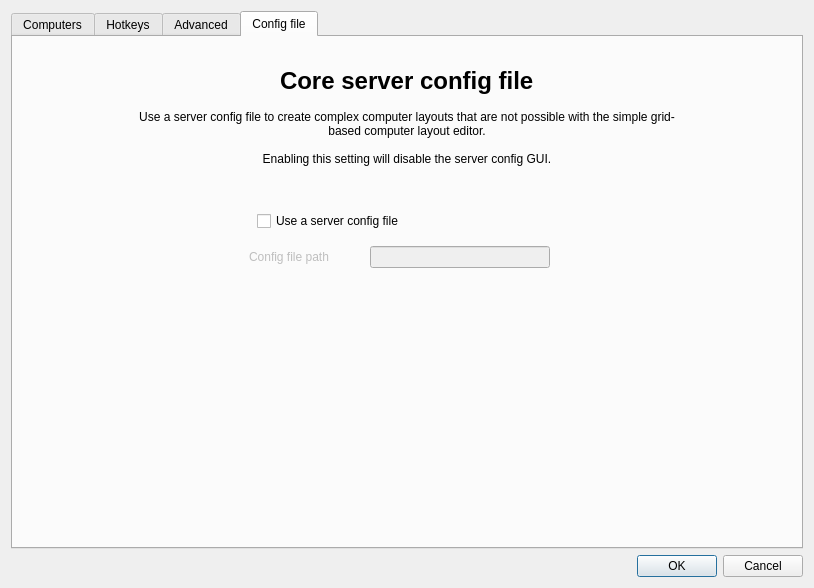
deskflow/deskflow, file src/apps/deskflow-gui/dialogs/ServerConfigDialog.ui: the form before one commit.
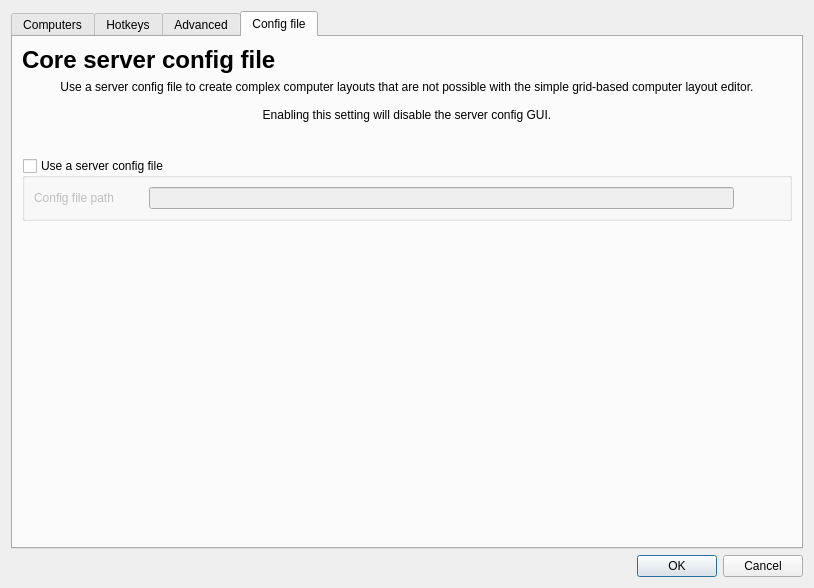
The form after the commit. The open tabs and pages were chosen to show the change. Custom widgets are drawn as their Qt base class.

Commit message: refactor: serverConfig finish renaming, improve logic

Diff of the .ui file:
```diff
--- a/src/apps/deskflow-gui/dialogs/ServerConfigDialog.ui
+++ b/src/apps/deskflow-gui/dialogs/ServerConfigDialog.ui
@@ -828,20 +828,8 @@
       <attribute name="title">
        <string>Config file</string>
       </attribute>
-      <layout class="QVBoxLayout" name="verticalLayout_2">
-       <property name="spacing">
-        <number>15</number>
-       </property>
-       <property name="leftMargin">
-        <number>120</number>
-       </property>
-       <property name="topMargin">
-        <number>30</number>
-       </property>
-       <property name="rightMargin">
-        <number>120</number>
-       </property>
-       <item alignment="Qt::AlignmentFlag::AlignHCenter">
+      <layout class="QVBoxLayout" name="verticalLayout">
+       <item>
         <widget class="QLabel" name="label_5">
          <property name="font">
           <font>
@@ -892,97 +880,24 @@
         </spacer>
        </item>
        <item>
-        <layout class="QHBoxLayout" name="m_pLayoutConfigCheckbox">
-         <property name="leftMargin">
-          <number>0</number>
-         </property>
-         <property name="topMargin">
-          <number>0</number>
-         </property>
-         <item>
-          <spacer name="horizontalSpacer_2">
-           <property name="orientation">
-            <enum>Qt::Orientation::Horizontal</enum>
-           </property>
-           <property name="sizeType">
-            <enum>QSizePolicy::Policy::Expanding</enum>
-           </property>
-           <property name="sizeHint" stdset="0">
-            <size>
-             <width>40</width>
-             <height>20</height>
-            </size>
-           </property>
-          </spacer>
-         </item>
-         <item>
-          <widget class="QCheckBox" name="m_pCheckBoxUseExternalConfig">
-           <property name="sizePolicy">
-            <sizepolicy hsizetype="Fixed" vsizetype="Fixed">
-             <horstretch>0</horstretch>
-             <verstretch>0</verstretch>
-            </sizepolicy>
-           </property>
-           <property name="minimumSize">
-            <size>
-             <width>300</width>
-             <height>0</height>
-            </size>
-           </property>
-           <property name="text">
+        <widget class="QGroupBox" name="groupExternalConfig">
+         <property name="title">
             <string>Use a server config file</string>
            </property>
-          </widget>
-         </item>
-         <item>
-          <spacer name="horizontalSpacer_3">
-           <property name="orientation">
-            <enum>Qt::Orientation::Horizontal</enum>
-           </property>
-           <property name="sizeType">
-            <enum>QSizePolicy::Policy::Expanding</enum>
-           </property>
-           <property name="sizeHint" stdset="0">
-            <size>
-             <width>40</width>
-             <height>20</height>
-            </size>
-           </property>
-          </spacer>
-         </item>
-        </layout>
-       </item>
+         <property name="checkable">
+          <bool>true</bool>
+         </property>
+         <property name="checked">
+          <bool>false</bool>
+         </property>
+         <layout class="QHBoxLayout" name="horizontalLayout">
        <item>
-        <layout class="QHBoxLayout" name="m_pLayoutConfigPath">
-         <property name="leftMargin">
-          <number>40</number>
-         </property>
-         <property name="topMargin">
-          <number>0</number>
-         </property>
-         <item>
-          <spacer name="horizontalSpacer_4">
-           <property name="orientation">
-            <enum>Qt::Orientation::Horizontal</enum>
-           </property>
-           <property name="sizeType">
-            <enum>QSizePolicy::Policy::Expanding</enum>
-           </property>
-           <property name="sizeHint" stdset="0">
-            <size>
-             <width>40</width>
-             <height>20</height>
-            </size>
-           </property>
-          </spacer>
-         </item>
-         <item>
-          <widget class="QLabel" name="m_pLabelConfigFile">
+           <widget class="QLabel" name="labelConfigFile">
            <property name="enabled">
             <bool>false</bool>
            </property>
            <property name="sizePolicy">
-            <sizepolicy hsizetype="Fixed" vsizetype="Preferred">
+             <sizepolicy hsizetype="Maximum" vsizetype="Preferred">
              <horstretch>0</horstretch>
              <verstretch>0</verstretch>
             </sizepolicy>
@@ -1008,19 +923,19 @@
            </property>
            <property name="sizeHint" stdset="0">
             <size>
-             <width>10</width>
+              <width>13</width>
              <height>20</height>
             </size>
            </property>
           </spacer>
          </item>
          <item>
-          <widget class="QLineEdit" name="m_pEditConfigFile">
+           <widget class="QLineEdit" name="lineConfigFile">
            <property name="enabled">
             <bool>false</bool>
            </property>
            <property name="sizePolicy">
-            <sizepolicy hsizetype="Fixed" vsizetype="Fixed">
+             <sizepolicy hsizetype="Minimum" vsizetype="Fixed">
              <horstretch>0</horstretch>
              <verstretch>0</verstretch>
             </sizepolicy>
@@ -1034,7 +949,7 @@
           </widget>
          </item>
          <item>
-          <widget class="QPushButton" name="m_pButtonBrowseConfigFile">
+           <widget class="QPushButton" name="btnBrowseConfigFile">
            <property name="enabled">
             <bool>false</bool>
            </property>
@@ -1061,23 +976,8 @@
            </property>
           </widget>
          </item>
-         <item>
-          <spacer name="horizontalSpacer_5">
-           <property name="orientation">
-            <enum>Qt::Orientation::Horizontal</enum>
-           </property>
-           <property name="sizeType">
-            <enum>QSizePolicy::Policy::Expanding</enum>
-           </property>
-           <property name="sizeHint" stdset="0">
-            <size>
-             <width>40</width>
-             <height>20</height>
-            </size>
-           </property>
-          </spacer>
-         </item>
-        </layout>
+         </layout>
+        </widget>
        </item>
        <item>
         <spacer name="verticalSpacer_1">
```
Left out of the diff: 99 changed lines with no effect on the pictures. Lines whose indentation alone changed are shown as unchanged. The commit also changes 2 other files.
